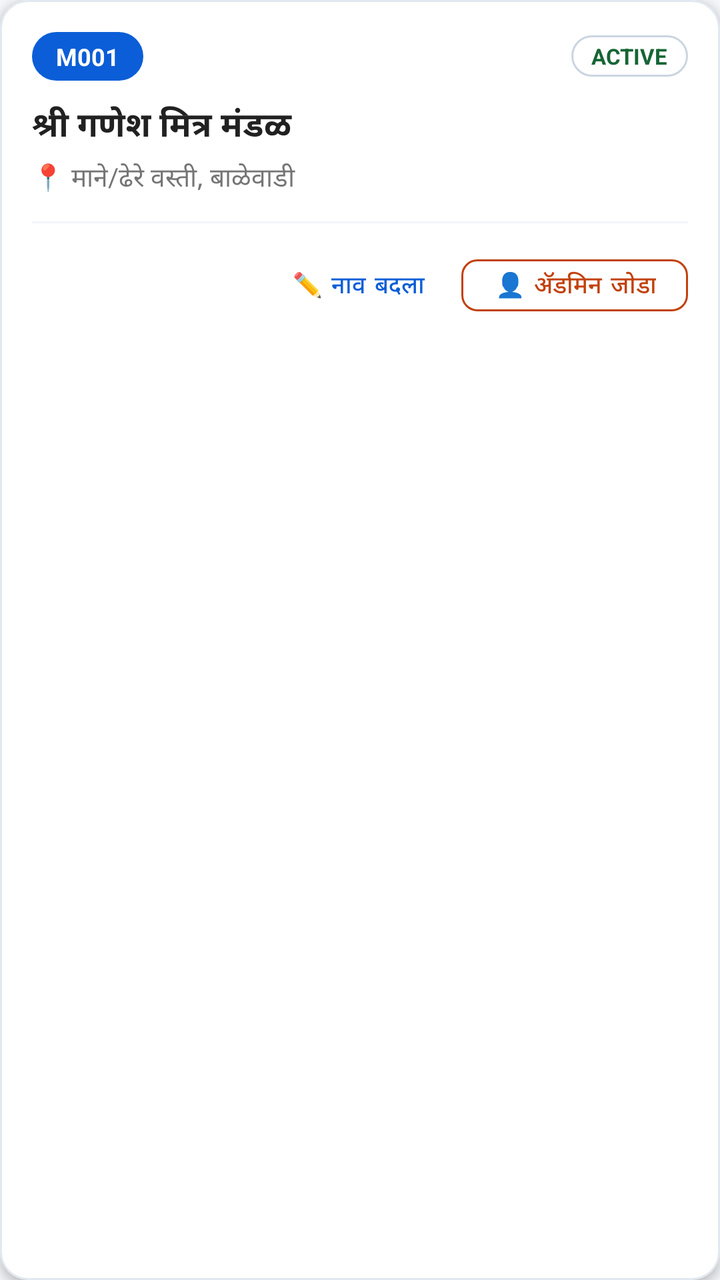
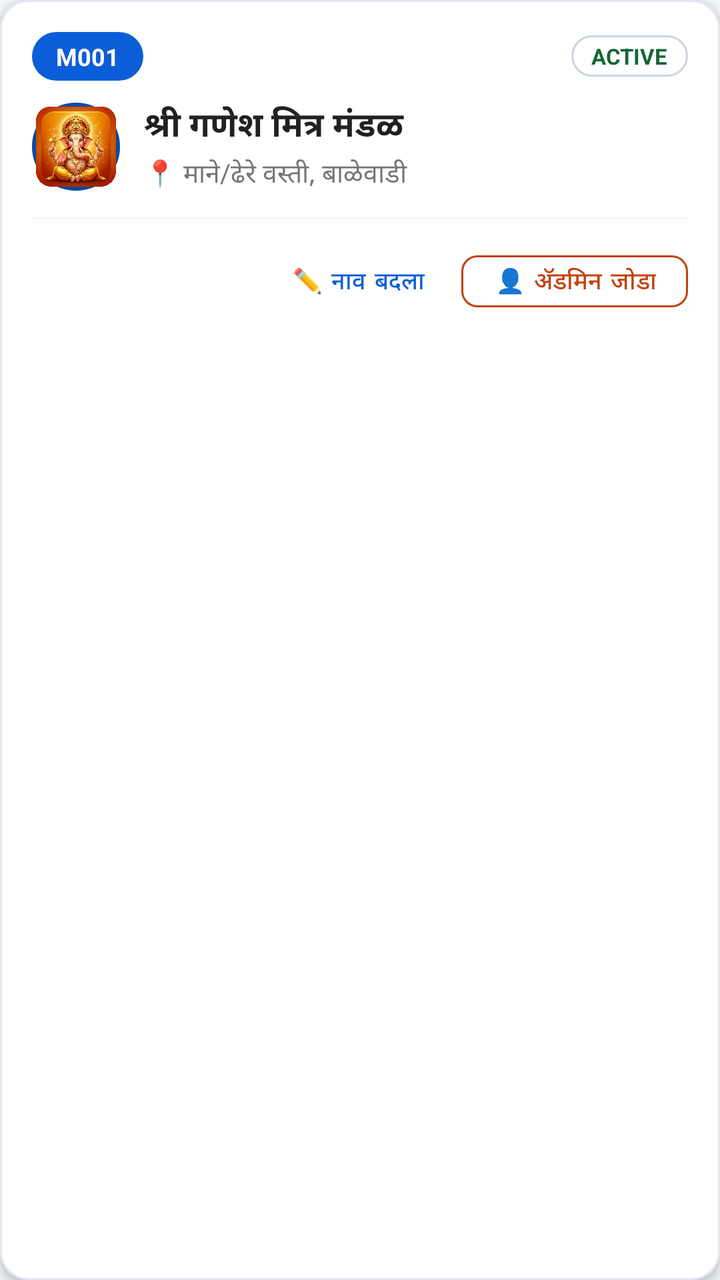

Two renders of the same Android screen: before a commit and after it. Below are the layout's source before the change and the commit's diff.
<!-- AndroidManifest.xml: application theme Theme.GaneshMitraMandal -->
<!-- res/layout/item_mandal.xml -->
<?xml version="1.0" encoding="utf-8"?>
<com.google.android.material.card.MaterialCardView xmlns:android="http://schemas.android.com/apk/res/android"
    xmlns:app="http://schemas.android.com/apk/res-auto"
    android:layout_width="match_parent"
    android:layout_height="wrap_content"
    android:layout_marginHorizontal="12dp"
    android:layout_marginVertical="6dp"
    app:cardBackgroundColor="@color/white"
    app:cardCornerRadius="14dp"
    app:cardElevation="3dp"
    app:strokeColor="#E2E8F0"
    app:strokeWidth="1dp">

    <LinearLayout
        android:layout_width="match_parent"
        android:layout_height="wrap_content"
        android:orientation="vertical"
        android:padding="16dp">

        <RelativeLayout
            android:layout_width="match_parent"
            android:layout_height="wrap_content">

            
            <TextView
                android:id="@+id/tvMandalId"
                android:layout_width="wrap_content"
                android:layout_height="wrap_content"
                android:layout_alignParentStart="true"
                android:layout_centerVertical="true"
                android:background="@drawable/chip_year_selected"
                android:backgroundTint="#0B5ED7"
                android:paddingHorizontal="12dp"
                android:paddingVertical="4dp"
                android:text="M001"
                android:textColor="@color/white"
                android:textSize="12sp"
                android:textStyle="bold" />

            
            <TextView
                android:id="@+id/tvStatus"
                android:layout_width="wrap_content"
                android:layout_height="wrap_content"
                android:layout_alignParentEnd="true"
                android:layout_centerVertical="true"
                android:background="@drawable/chip_year_unselected"
                android:paddingHorizontal="10dp"
                android:paddingVertical="3dp"
                android:text="ACTIVE"
                android:textColor="#166534"
                android:textSize="11sp"
                android:textStyle="bold" />
        </RelativeLayout>

        
        <TextView
            android:id="@+id/tvMandalName"
            android:layout_width="match_parent"
            android:layout_height="wrap_content"
            android:layout_marginTop="10dp"
            android:text="श्री गणेश मित्र मंडळ"
            android:textColor="@color/text_primary"
            android:textSize="17sp"
            android:textStyle="bold" />

        
        <TextView
            android:id="@+id/tvMandalAddress"
            android:layout_width="match_parent"
            android:layout_height="wrap_content"
            android:layout_marginTop="4dp"
            android:text="📍 माने/ढेरे वस्ती, बाळेवाडी"
            android:textColor="@color/text_secondary"
            android:textSize="13sp" />

        <View
            android:layout_width="match_parent"
            android:layout_height="1dp"
            android:layout_marginVertical="12dp"
            android:background="#F1F5F9" />

        
        <LinearLayout
            android:layout_width="match_parent"
            android:layout_height="wrap_content"
            android:gravity="end"
            android:orientation="horizontal">

            <com.google.android.material.button.MaterialButton
                android:id="@+id/btnEditMandal"
                style="@style/Widget.MaterialComponents.Button.TextButton"
                android:layout_width="wrap_content"
                android:layout_height="38dp"
                android:text="✏️ नाव बदला"
                android:textColor="#0B5ED7"
                android:textSize="12sp"
                app:cornerRadius="8dp" />

            <com.google.android.material.button.MaterialButton
                android:id="@+id/btnAddAdmin"
                style="@style/Widget.MaterialComponents.Button.OutlinedButton"
                android:layout_width="wrap_content"
                android:layout_height="38dp"
                android:layout_marginStart="8dp"
                android:text="👤 ॲडमिन जोडा"
                android:textColor="#C2410C"
                android:textSize="12sp"
                app:cornerRadius="8dp"
                app:strokeColor="#C2410C" />
        </LinearLayout>

    </LinearLayout>
</com.google.android.material.card.MaterialCardView>
<!-- resources referenced by this layout -->
<resources>
  <color name="text_primary">#212121</color>
  <color name="text_secondary">#757575</color>
  <color name="white">#FFFFFF</color>
  <!-- drawable chip_year_selected (drawable) -->
  <?xml version="1.0" encoding="utf-8"?>
  <shape xmlns:android="http://schemas.android.com/apk/res/android">
      <solid android:color="@color/primary_blue" />
      <corners android:radius="20dp" />
  </shape>
  <!-- drawable chip_year_unselected (drawable) -->
  <?xml version="1.0" encoding="utf-8"?>
  <shape xmlns:android="http://schemas.android.com/apk/res/android">
      <solid android:color="@color/white" />
      <stroke
          android:width="1dp"
          android:color="#CBD5E1" />
      <corners android:radius="20dp" />
  </shape>
  <style name="Theme.GaneshMitraMandal" parent="Theme.MaterialComponents.Light.NoActionBar">
          <item name="colorPrimary">@color/primary_blue</item>
          <item name="colorPrimaryDark">@color/primary_blue_dark</item>
          <item name="colorAccent">@color/accent_orange</item>
          <item name="android:windowBackground">@color/bg_light</item>
          <item name="android:statusBarColor">@color/primary_blue_dark</item>
      </style>
  <color name="primary_blue">#0D47A1</color>
  <color name="primary_blue_dark">#082F6B</color>
  <color name="accent_orange">#FF6D00</color>
  <color name="bg_light">#F5F7FA</color>
</resources>

<!-- the commit's change to res/layout/item_mandal.xml (unified diff, before → after) -->
@@ -54,25 +54,49 @@
         </RelativeLayout>
 
         
-        <TextView
-            android:id="@+id/tvMandalName"
+        <LinearLayout
             android:layout_width="match_parent"
             android:layout_height="wrap_content"
             android:layout_marginTop="10dp"
-            android:text="श्री गणेश मित्र मंडळ"
-            android:textColor="@color/text_primary"
-            android:textSize="17sp"
-            android:textStyle="bold" />
+            android:gravity="center_vertical"
+            android:orientation="horizontal">
 
-        
-        <TextView
-            android:id="@+id/tvMandalAddress"
-            android:layout_width="match_parent"
-            android:layout_height="wrap_content"
-            android:layout_marginTop="4dp"
-            android:text="📍 माने/ढेरे वस्ती, बाळेवाडी"
-            android:textColor="@color/text_secondary"
-            android:textSize="13sp" />
+            <ImageView
+                android:id="@+id/ivMandalLogo"
+                android:layout_width="44dp"
+                android:layout_height="44dp"
+                android:background="@drawable/circle_bg"
+                android:padding="2dp"
+                android:scaleType="centerCrop"
+                android:src="@drawable/app_logo" />
+
+            <LinearLayout
+                android:layout_width="0dp"
+                android:layout_height="wrap_content"
+                android:layout_marginStart="12dp"
+                android:layout_weight="1"
+                android:orientation="vertical">
+
+                <TextView
+                    android:id="@+id/tvMandalName"
+                    android:layout_width="match_parent"
+                    android:layout_height="wrap_content"
+                    android:text="श्री गणेश मित्र मंडळ"
+                    android:textColor="@color/text_primary"
+                    android:textSize="17sp"
+                    android:textStyle="bold" />
+
+                
+                <TextView
+                    android:id="@+id/tvMandalAddress"
+                    android:layout_width="match_parent"
+                    android:layout_height="wrap_content"
+                    android:layout_marginTop="2dp"
+                    android:text="📍 माने/ढेरे वस्ती, बाळेवाडी"
+                    android:textColor="@color/text_secondary"
+                    android:textSize="13sp" />
+            </LinearLayout>
+        </LinearLayout>
 
         <View
             android:layout_width="match_parent"
<!-- resource entries referenced after the edit -->
@@ -3,6 +3,7 @@
   <color name="text_primary">#212121</color>
   <color name="text_secondary">#757575</color>
   <color name="white">#FFFFFF</color>
+  <!-- drawable app_logo: png bitmap (drawable, 798347 bytes) -->
   <!-- drawable chip_year_selected (drawable) -->
   <?xml version="1.0" encoding="utf-8"?>
   <shape xmlns:android="http://schemas.android.com/apk/res/android">
@@ -18,6 +19,15 @@
           android:color="#CBD5E1" />
       <corners android:radius="20dp" />
   </shape>
+  <!-- drawable circle_bg (drawable) -->
+  <?xml version="1.0" encoding="utf-8"?>
+  <shape xmlns:android="http://schemas.android.com/apk/res/android"
+      android:shape="oval">
+      <solid android:color="#E3F2FD" />
+      <stroke
+          android:width="2dp"
+          android:color="@color/primary_blue" />
+  </shape>
   <style name="Theme.GaneshMitraMandal" parent="Theme.MaterialComponents.Light.NoActionBar">
           <item name="colorPrimary">@color/primary_blue</item>
           <item name="colorPrimaryDark">@color/primary_blue_dark</item>
